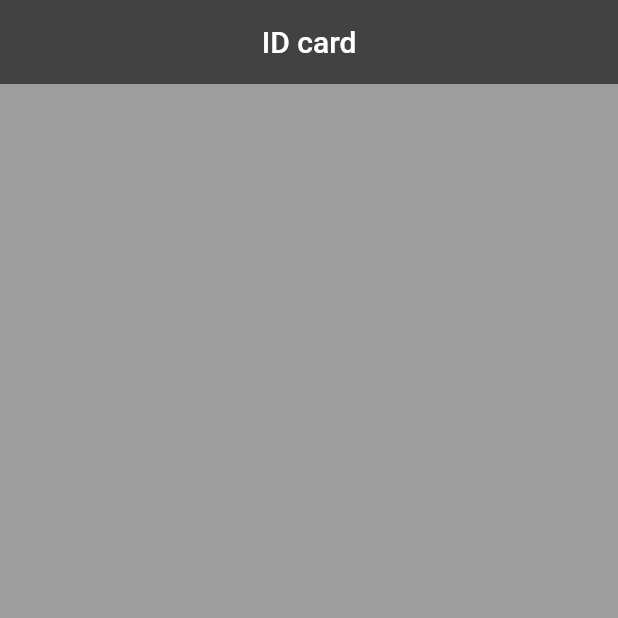
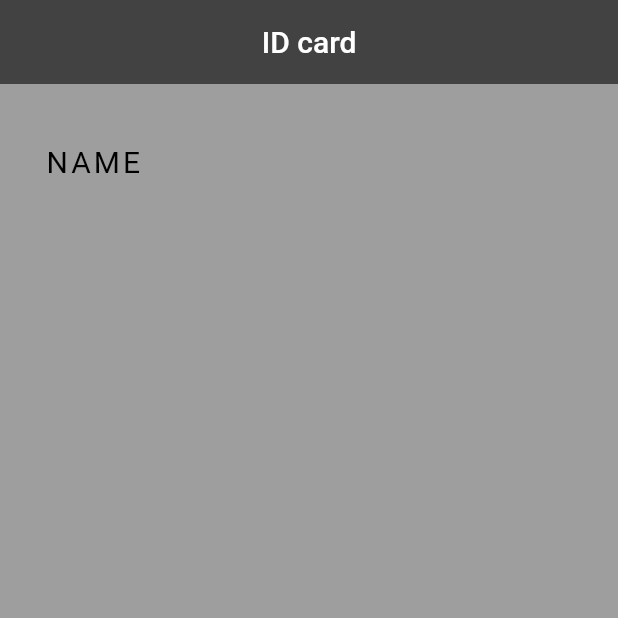
Before and after one commit to adrian-szwejk/id_project, a Flutter app: the screen it shows after launch, on a phone screen of 412 x 824 dp, the top half of it. Run offline on Flutter 3.47's test engine with Material 2 defaults, Android fonts, the phone set to English and light mode, and no system bars.

Commit message:
added name text widget with spacing for next child

```diff
--- a/lib/main.dart
+++ b/lib/main.dart
@@ -19,8 +19,22 @@ class Card extends StatelessWidget {
         backgroundColor: Colors.grey[800],
         elevation: 0.0,
       ),
-      body: const Padding(
+      body: Padding(
         padding: const EdgeInsets.fromLTRB(30.0, 40.0, 30.0, 10.0),
+        child: Column(
+          crossAxisAlignment: CrossAxisAlignment.start,
+          children: const <Widget>[
+            Text(
+              "NAME",
+              style: TextStyle(
+                fontSize: 20.0,
+                color: Colors.black,
+                letterSpacing: 2.0,
+              ),
+            ),
+            SizedBox(height: 30.0),
+          ],
+        ),
       ),
     );
   }
```
